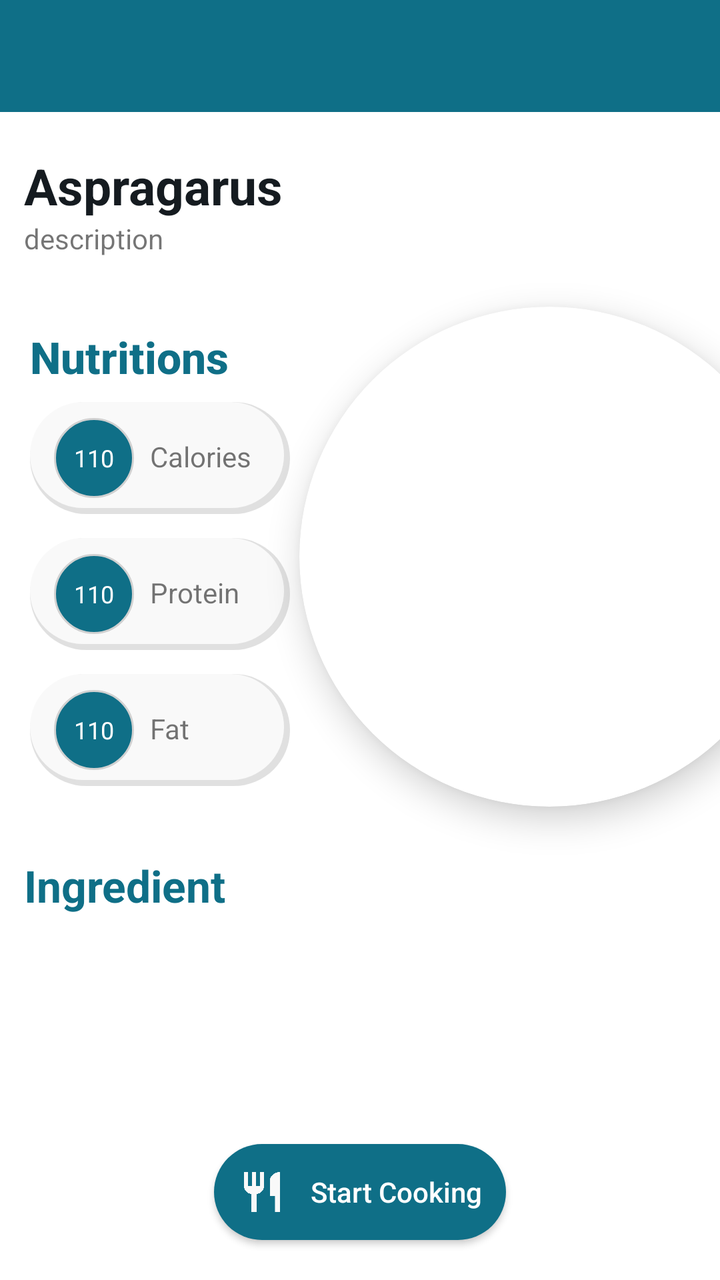
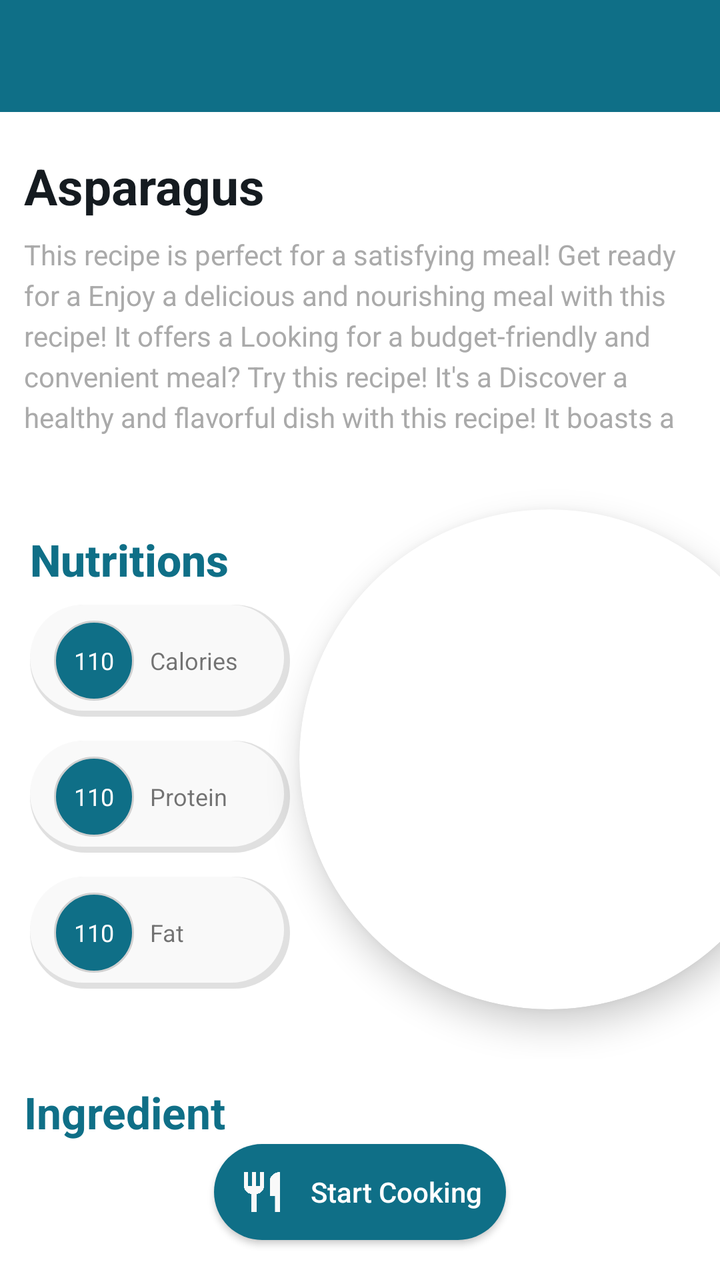

The first picture is an Android layout as it rendered before a commit; the second is the same layout after the commit. The layout source and the unified diff follow.
<!-- AndroidManifest.xml: activity theme DetailsActivityStyle -->
<!-- res/layout/activity_details.xml -->
<?xml version="1.0" encoding="utf-8"?>
<layout xmlns:android="http://schemas.android.com/apk/res/android"
    xmlns:app="http://schemas.android.com/apk/res-auto"
    xmlns:ols="http://schemas.android.com/tools">

    <data>

    </data>

    <androidx.constraintlayout.widget.ConstraintLayout
        android:id="@+id/scrolviewdetail"
        android:layout_width="match_parent"
        android:layout_height="match_parent">

        <androidx.core.widget.NestedScrollView
            android:id="@+id/detailsLayout"
            android:layout_width="match_parent"
            android:layout_height="match_parent"
            android:background="@color/white"
            app:layoutDescription="@xml/fragment_overview_scene"
            app:layout_constraintBottom_toBottomOf="parent"
            app:layout_constraintEnd_toEndOf="parent"
            app:layout_constraintStart_toStartOf="parent"
            app:layout_constraintTop_toTopOf="parent">

            <androidx.constraintlayout.widget.ConstraintLayout
                android:layout_width="match_parent"
                android:layout_height="wrap_content"
                android:orientation="vertical"
                android:paddingBottom="@dimen/margin_10x">

                <androidx.appcompat.widget.Toolbar
                    android:id="@+id/toolbard"
                    android:layout_width="match_parent"
                    android:minHeight="?attr/actionBarSize"
                    android:layout_height="wrap_content"
                    android:background="@color/colorPrimary"
                    app:layout_constraintTop_toTopOf="parent" />

                <TextView
                    android:id="@+id/title_text"
                    android:layout_width="match_parent"
                    android:layout_height="wrap_content"
                    android:layout_marginStart="@dimen/margin_3x"
                    android:layout_marginTop="@dimen/margin_5x"
                    android:layout_marginEnd="@dimen/margin_3x"
                    android:text="Aspragarus"
                    android:textColor="@color/titleColor"
                    android:textSize="25sp"
                    android:textStyle="bold"
                    app:layout_constraintEnd_toEndOf="parent"
                    app:layout_constraintStart_toStartOf="parent"
                    app:layout_constraintTop_toBottomOf="@+id/toolbard"
                    app:layout_goneMarginStart="@dimen/margin_3x" />

                <TextView
                    android:id="@+id/text_des"
                    android:layout_width="wrap_content"
                    android:layout_height="wrap_content"
                    android:layout_marginStart="@dimen/margin_3x"
                    android:text="description"
                    app:layout_constraintStart_toStartOf="parent"
                    app:layout_constraintTop_toBottomOf="@+id/title_text" />

                <androidx.coordinatorlayout.widget.CoordinatorLayout
                    android:id="@+id/nutrition_layout"
                    android:layout_width="match_parent"
                    android:layout_height="wrap_content"
                    app:layout_constraintTop_toBottomOf="@+id/text_des">

                    <LinearLayout
                        android:layout_width="match_parent"
                        android:layout_height="wrap_content"
                        android:orientation="vertical">

                        <View
                            android:layout_width="match_parent"
                            android:layout_height="20dp" />

                        <LinearLayout
                            android:id="@+id/ll_mainView"
                            android:layout_width="match_parent"
                            android:layout_height="wrap_content"
                            android:background="@android:color/white"
                            android:orientation="horizontal">

                            <LinearLayout
                                android:layout_width="0dp"
                                android:layout_height="wrap_content"
                                android:layout_weight="1"
                                android:background="@android:color/white"
                                android:orientation="vertical"
                                android:padding="15dp">

                                <TextView
                                    android:id="@+id/nutrition_text"
                                    android:layout_width="wrap_content"
                                    android:layout_height="wrap_content"
                                    android:layout_marginBottom="@dimen/margin_2x"
                                    android:text="Nutritions"
                                    android:textAppearance="@style/TextAppearance.AppCompat.Title"
                                    android:textColor="@color/colorPrimary"
                                    android:textSize="22sp"
                                    android:textStyle="bold" />

                                <LinearLayout
                                    android:layout_width="130dp"
                                    android:layout_height="wrap_content"
                                    android:background="@drawable/bg_fill_gray_small_radius"
                                    android:orientation="horizontal"
                                    android:paddingStart="@dimen/margin_3x"
                                    android:paddingTop="@dimen/margin_2x"
                                    android:paddingEnd="@dimen/margin_3x"
                                    android:paddingBottom="@dimen/margin_2x">

                                    <TextView
                                        android:id="@+id/calories_txt"
                                        android:layout_width="40dp"
                                        android:layout_height="40dp"
                                        android:background="@drawable/bg_round_white_raius"
                                        android:gravity="center"
                                        android:padding="@dimen/margin_2x"
                                        android:text="110"
                                        android:textColor="@color/white"
                                        android:textSize="12sp" />

                                    <TextView
                                        android:layout_width="wrap_content"
                                        android:layout_height="wrap_content"
                                        android:layout_marginStart="@dimen/margin_2x"
                                        android:text="Calories" />
                                </LinearLayout>

                                <LinearLayout
                                    android:layout_width="130dp"
                                    android:layout_height="wrap_content"
                                    android:layout_marginTop="@dimen/margin_3x"
                                    android:background="@drawable/bg_fill_gray_small_radius"
                                    android:orientation="horizontal"
                                    android:paddingStart="@dimen/margin_3x"
                                    android:paddingTop="@dimen/margin_2x"
                                    android:paddingEnd="@dimen/margin_3x"
                                    android:paddingBottom="@dimen/margin_2x">

                                    <TextView
                                        android:id="@+id/protein_txt"
                                        android:layout_width="40dp"
                                        android:layout_height="40dp"
                                        android:background="@drawable/bg_round_white_raius"
                                        android:gravity="center"
                                        android:padding="@dimen/margin_2x"
                                        android:text="110"
                                        android:textColor="@color/white"
                                        android:textSize="12sp" />

                                    <TextView
                                        android:layout_width="wrap_content"
                                        android:layout_height="wrap_content"
                                        android:layout_marginStart="@dimen/margin_2x"
                                        android:text="Protein" />
                                </LinearLayout>

                                <LinearLayout
                                    android:layout_width="130dp"
                                    android:layout_height="wrap_content"
                                    android:layout_marginTop="@dimen/margin_3x"
                                    android:background="@drawable/bg_fill_gray_small_radius"
                                    android:orientation="horizontal"
                                    android:paddingStart="@dimen/margin_3x"
                                    android:paddingTop="@dimen/margin_2x"
                                    android:paddingEnd="@dimen/margin_3x"
                                    android:paddingBottom="@dimen/margin_2x">

                                    <TextView
                                        android:id="@+id/fat_txt"
                                        android:layout_width="40dp"
                                        android:layout_height="40dp"
                                        android:background="@drawable/bg_round_white_raius"
                                        android:gravity="center"
                                        android:padding="@dimen/margin_2x"
                                        android:text="110"
                                        android:textColor="@color/white"
                                        android:textSize="12sp" />

                                    <TextView
                                        android:layout_width="wrap_content"
                                        android:layout_height="wrap_content"
                                        android:layout_marginStart="@dimen/margin_2x"
                                        android:text="Fat" />
                                </LinearLayout>

                            </LinearLayout>

                        </LinearLayout>

                        <View
                            android:layout_width="match_parent"
                            android:layout_height="20dp" />
                    </LinearLayout>

                    <androidx.cardview.widget.CardView
                        android:id="@+id/roundCardView"
                        android:layout_width="250dp"
                        android:layout_height="250dp"
                        android:layout_marginEnd="-40dp"
                        android:elevation="5dp"
                        app:cardCornerRadius="200dp"
                        app:cardElevation="10dp"
                        app:layout_anchor="@id/ll_mainView"
                        app:layout_anchorGravity="center|end">

                        <ImageView
                            android:id="@+id/main_imageView"
                            android:layout_width="250dp"
                            android:layout_height="250dp"
                            android:scaleType="centerCrop"
                            android:src="@drawable/ic_star" />
                    </androidx.cardview.widget.CardView>


                </androidx.coordinatorlayout.widget.CoordinatorLayout>

                <TextView
                    android:id="@+id/ingredient_text"
                    android:layout_width="wrap_content"
                    android:layout_height="wrap_content"
                    android:layout_marginStart="@dimen/margin_3x"
                    android:text="Ingredient"
                    android:textColor="@color/colorPrimary"
                    android:textSize="22sp"
                    android:textStyle="bold"
                    app:layout_constraintStart_toStartOf="parent"
                    app:layout_constraintTop_toBottomOf="@+id/nutrition_layout"
                    app:layout_goneMarginStart="@dimen/margin_3x" />

                <ListView
                    android:id="@+id/recipe_steps_layout"
                    android:layout_width="wrap_content"
                    android:layout_height="wrap_content"
                    android:layout_marginTop="@dimen/margin_3x"
                    android:layout_marginBottom="@dimen/margin_10x"
                    android:divider="@null"
                    app:layout_constraintBottom_toBottomOf="parent"
                    app:layout_constraintEnd_toEndOf="parent"
                    app:layout_constraintStart_toStartOf="parent"
                    app:layout_constraintTop_toBottomOf="@+id/ingredient_text" />


            </androidx.constraintlayout.widget.ConstraintLayout>

        </androidx.core.widget.NestedScrollView>

        <androidx.appcompat.widget.AppCompatButton
            android:drawableStart="@drawable/ic_restaurant"
            android:layout_marginBottom="@dimen/margin_5x"
            android:id="@+id/start_cook"
            android:textAllCaps="false"
            android:drawablePadding="@dimen/margin_3x"
            android:text="Start Cooking"
            android:textColor="@color/white"
            android:padding="@dimen/margin_3x"
            android:layout_width="wrap_content"
            android:layout_height="wrap_content"
            android:background="@drawable/bg_primary_raius_top"
            app:layout_constraintBottom_toBottomOf="parent"
            app:layout_constraintEnd_toEndOf="parent"
            app:layout_constraintStart_toStartOf="parent"
            app:tint="@color/white" />

        <ProgressBar
            android:layout_marginBottom="@dimen/margin_4x"
            android:id="@+id/progressBar3"
            style="?android:attr/progressBarStyle"
            android:layout_width="wrap_content"
            android:layout_height="wrap_content"
            app:layout_constraintBottom_toBottomOf="parent"
            app:layout_constraintEnd_toEndOf="parent"
            app:layout_constraintStart_toStartOf="parent" />

    </androidx.constraintlayout.widget.ConstraintLayout>
</layout>
<!-- resources referenced by this layout -->
<resources>
  <color name="colorPrimary">#0F6F87</color>
  <color name="titleColor">@color/darker</color>
  <color name="white">#FFFFFF</color>
  <dimen name="margin_10x">40dp</dimen>
  <dimen name="margin_2x">8dp</dimen>
  <dimen name="margin_3x">12dp</dimen>
  <dimen name="margin_4x">16dp</dimen>
  <dimen name="margin_5x">20dp</dimen>
  <!-- drawable bg_fill_gray_small_radius (drawable) -->
  <?xml version="1.0" encoding="utf-8"?>
  <layer-list xmlns:android="http://schemas.android.com/apk/res/android">
  
     <item>
        <shape android:shape="rectangle">
           <solid android:color="#305E5A5A" /> <corners android:radius="30dp" />
        </shape>
     </item>
  
     <item android:bottom="3dp" android:right="3dp">  <shape android:shape="rectangle">
        <solid android:color="@color/lightGray" />
        <corners android:radius="30dp" />
     </shape>
     </item>
  </layer-list>
  <!-- drawable bg_primary_raius_top (drawable) -->
  <?xml version="1.0" encoding="utf-8"?>
  <shape xmlns:android="http://schemas.android.com/apk/res/android"
     android:shape="rectangle">
     <solid android:color="@color/colorPrimary" />
     <corners android:radius="30dp"/>
  </shape>
  <!-- drawable bg_round_white_raius (drawable) -->
  <?xml version="1.0" encoding="utf-8"?>
  <shape xmlns:android="http://schemas.android.com/apk/res/android"
     android:shape="rectangle">
     <solid android:color="@color/colorPrimary" />
     <corners android:radius="300dp" />
     <stroke android:width="1dp" android:color="@color/mediumGray"/>
  </shape>
  <!-- drawable ic_restaurant (drawable) -->
  <vector xmlns:android="http://schemas.android.com/apk/res/android"
      android:width="24dp"
      android:height="24dp"
      android:viewportWidth="24"
      android:viewportHeight="24"
      android:tint="@color/backgroundColor">
    <path
        android:fillColor="@android:color/white"
        android:pathData="M11,9L9,9L9,2L7,2v7L5,9L5,2L3,2v7c0,2.12 1.66,3.84 3.75,3.97L6.75,22h2.5v-9.03C11.34,12.84 13,11.12 13,9L13,2h-2v7zM16,6v8h2.5v8L21,22L21,2c-2.76,0 -5,2.24 -5,4z"/>
  </vector>
  <!-- drawable ic_star (drawable) -->
  <vector xmlns:android="http://schemas.android.com/apk/res/android"
      android:width="24dp"
      android:height="24dp"
      android:viewportWidth="24"
      android:viewportHeight="24"
      android:tint="?attr/colorControlNormal">
    <path
        android:fillColor="@android:color/white"
        android:pathData="M12,17.27L18.18,21l-1.64,-7.03L22,9.24l-7.19,-0.61L12,2 9.19,8.63 2,9.24l5.46,4.73L5.82,21z"/>
  </vector>
  <style name="DetailsActivityStyle" parent="Theme.MaterialComponents.DayNight.NoActionBar">
          <item name="colorPrimary">@color/colorPrimary</item>
          <item name="colorPrimaryDark">@color/colorPrimaryDark</item>
          <item name="colorAccent">@color/colorAccent</item>
          <item name="colorControlNormal">@color/white</item>
          <item name="android:statusBarColor">@color/statusBarColor</item>
      </style>
  <color name="darker">#151B20</color>
  <color name="lightGray">#F9F9F9</color>
  <color name="mediumGray">#D1D1D1</color>
  <color name="backgroundColor">@color/lightGray</color>
  <color name="colorPrimaryDark">#0F6F87</color>
  <color name="colorAccent">#FF7465</color>
  <color name="statusBarColor">@color/colorPrimaryDark</color>
</resources>

<!-- the commit's change to res/layout/activity_details.xml (unified diff, before → after) -->
@@ -1,7 +1,7 @@
 <?xml version="1.0" encoding="utf-8"?>
 <layout xmlns:android="http://schemas.android.com/apk/res/android"
     xmlns:app="http://schemas.android.com/apk/res-auto"
-    xmlns:ols="http://schemas.android.com/tools">
+    xmlns:tools="http://schemas.android.com/tools">
 
     <data>
 
@@ -32,33 +32,38 @@
                 <androidx.appcompat.widget.Toolbar
                     android:id="@+id/toolbard"
                     android:layout_width="match_parent"
+                    android:layout_height="wrap_content"
                     android:minHeight="?attr/actionBarSize"
-                    android:layout_height="wrap_content"
                     android:background="@color/colorPrimary"
                     app:layout_constraintTop_toTopOf="parent" />
 
                 <TextView
                     android:id="@+id/title_text"
-                    android:layout_width="match_parent"
+                    android:layout_width="0dp"
                     android:layout_height="wrap_content"
                     android:layout_marginStart="@dimen/margin_3x"
                     android:layout_marginTop="@dimen/margin_5x"
                     android:layout_marginEnd="@dimen/margin_3x"
-                    android:text="Aspragarus"
+                    android:text="Asparagus"
                     android:textColor="@color/titleColor"
                     android:textSize="25sp"
                     android:textStyle="bold"
                     app:layout_constraintEnd_toEndOf="parent"
                     app:layout_constraintStart_toStartOf="parent"
-                    app:layout_constraintTop_toBottomOf="@+id/toolbard"
-                    app:layout_goneMarginStart="@dimen/margin_3x" />
+                    app:layout_constraintTop_toBottomOf="@+id/toolbard" />
 
                 <TextView
                     android:id="@+id/text_des"
-                    android:layout_width="wrap_content"
-                    android:layout_height="wrap_content"
-                    android:layout_marginStart="@dimen/margin_3x"
-                    android:text="description"
+                    android:layout_width="0dp"
+                    android:layout_height="wrap_content"
+                    android:layout_marginStart="@dimen/margin_3x"
+                    android:layout_marginTop="@dimen/margin_2x"
+                    android:layout_marginEnd="@dimen/margin_3x"
+                    android:lineSpacingExtra="4dp"
+                    android:text="This recipe is perfect for a satisfying meal! Get ready for a Enjoy a delicious and nourishing meal with this recipe! It offers a Looking for a budget-friendly and convenient meal? Try this recipe! It's a Discover a healthy and flavorful dish with this recipe! It boasts a"
+                    android:textColor="@android:color/darker_gray"
+                    android:textSize="14sp"
+                    app:layout_constraintEnd_toEndOf="parent"
                     app:layout_constraintStart_toStartOf="parent"
                     app:layout_constraintTop_toBottomOf="@+id/title_text" />
 
@@ -66,6 +71,7 @@
                     android:id="@+id/nutrition_layout"
                     android:layout_width="match_parent"
                     android:layout_height="wrap_content"
+                    android:layout_marginTop="@dimen/margin_3x"
                     app:layout_constraintTop_toBottomOf="@+id/text_des">
 
                     <LinearLayout
@@ -127,8 +133,10 @@
                                     <TextView
                                         android:layout_width="wrap_content"
                                         android:layout_height="wrap_content"
+                                        android:layout_gravity="center_vertical"
                                         android:layout_marginStart="@dimen/margin_2x"
-                                        android:text="Calories" />
+                                        android:text="Calories"
+                                        android:textSize="12sp" />
                                 </LinearLayout>
 
                                 <LinearLayout
@@ -156,8 +164,10 @@
                                     <TextView
                                         android:layout_width="wrap_content"
                                         android:layout_height="wrap_content"
+                                        android:layout_gravity="center_vertical"
                                         android:layout_marginStart="@dimen/margin_2x"
-                                        android:text="Protein" />
+                                        android:text="Protein"
+                                        android:textSize="12sp" />
                                 </LinearLayout>
 
                                 <LinearLayout
@@ -185,8 +195,10 @@
                                     <TextView
                                         android:layout_width="wrap_content"
                                         android:layout_height="wrap_content"
+                                        android:layout_gravity="center_vertical"
                                         android:layout_marginStart="@dimen/margin_2x"
-                                        android:text="Fat" />
+                                        android:text="Fat"
+                                        android:textSize="12sp" />
                                 </LinearLayout>
 
                             </LinearLayout>
@@ -217,7 +229,6 @@
                             android:src="@drawable/ic_star" />
                     </androidx.cardview.widget.CardView>
 
-
                 </androidx.coordinatorlayout.widget.CoordinatorLayout>
 
                 <TextView
@@ -225,19 +236,21 @@
                     android:layout_width="wrap_content"
                     android:layout_height="wrap_content"
                     android:layout_marginStart="@dimen/margin_3x"
+                    android:layout_marginTop="@dimen/margin_3x"
                     android:text="Ingredient"
                     android:textColor="@color/colorPrimary"
                     android:textSize="22sp"
                     android:textStyle="bold"
                     app:layout_constraintStart_toStartOf="parent"
-                    app:layout_constraintTop_toBottomOf="@+id/nutrition_layout"
-                    app:layout_goneMarginStart="@dimen/margin_3x" />
+                    app:layout_constraintTop_toBottomOf="@+id/nutrition_layout" />
 
                 <ListView
                     android:id="@+id/recipe_steps_layout"
-                    android:layout_width="wrap_content"
-                    android:layout_height="wrap_content"
+                    android:layout_width="0dp"
+                    android:layout_height="wrap_content"
+                    android:layout_marginStart="@dimen/margin_3x"
                     android:layout_marginTop="@dimen/margin_3x"
+                    android:layout_marginEnd="@dimen/margin_3x"
                     android:layout_marginBottom="@dimen/margin_10x"
                     android:divider="@null"
                     app:layout_constraintBottom_toBottomOf="parent"
@@ -245,34 +258,33 @@
                     app:layout_constraintStart_toStartOf="parent"
                     app:layout_constraintTop_toBottomOf="@+id/ingredient_text" />
 
-
             </androidx.constraintlayout.widget.ConstraintLayout>
 
         </androidx.core.widget.NestedScrollView>
 
         <androidx.appcompat.widget.AppCompatButton
-            android:drawableStart="@drawable/ic_restaurant"
-            android:layout_marginBottom="@dimen/margin_5x"
             android:id="@+id/start_cook"
-            android:textAllCaps="false"
-            android:drawablePadding="@dimen/margin_3x"
-            android:text="Start Cooking"
-            android:textColor="@color/white"
-            android:padding="@dimen/margin_3x"
             android:layout_width="wrap_content"
             android:layout_height="wrap_content"
+            android:layout_marginBottom="@dimen/margin_5x"
             android:background="@drawable/bg_primary_raius_top"
+            android:drawableStart="@drawable/ic_restaurant"
+            android:drawablePadding="@dimen/margin_3x"
+            android:padding="@dimen/margin_3x"
+            android:text="Start Cooking"
+            android:textAllCaps="false"
+            android:textColor="@color/white"
             app:layout_constraintBottom_toBottomOf="parent"
             app:layout_constraintEnd_toEndOf="parent"
             app:layout_constraintStart_toStartOf="parent"
             app:tint="@color/white" />
 
         <ProgressBar
-            android:layout_marginBottom="@dimen/margin_4x"
             android:id="@+id/progressBar3"
             style="?android:attr/progressBarStyle"
             android:layout_width="wrap_content"
             android:layout_height="wrap_content"
+            android:layout_marginBottom="@dimen/margin_4x"
             app:layout_constraintBottom_toBottomOf="parent"
             app:layout_constraintEnd_toEndOf="parent"
             app:layout_constraintStart_toStartOf="parent" />
